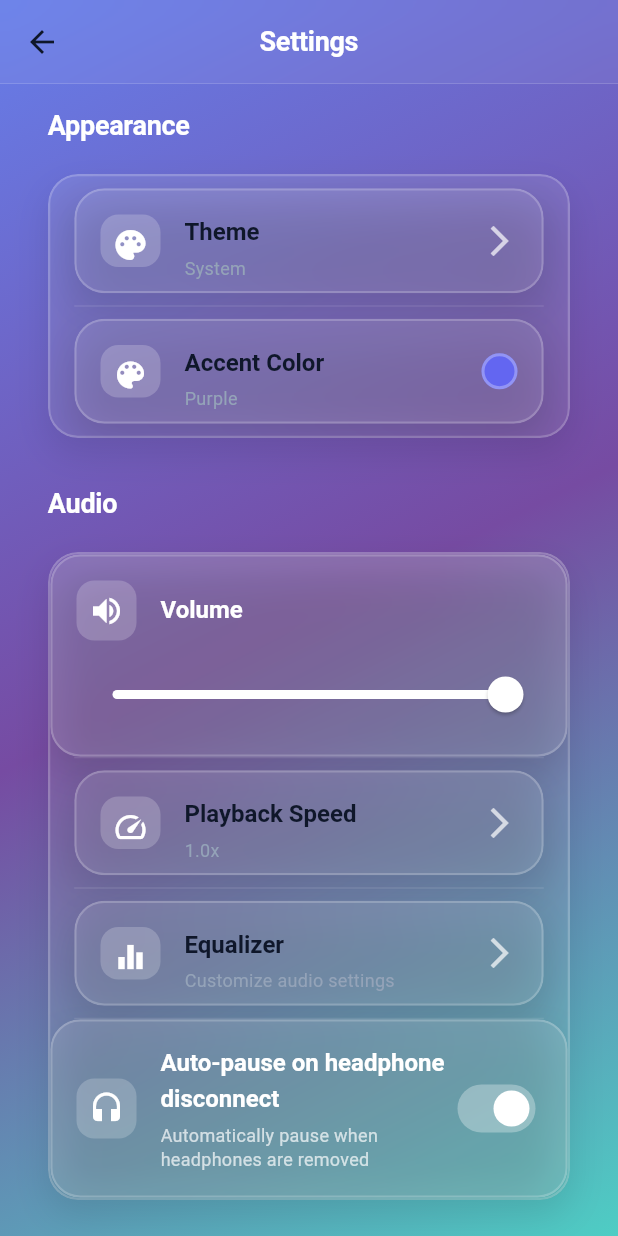
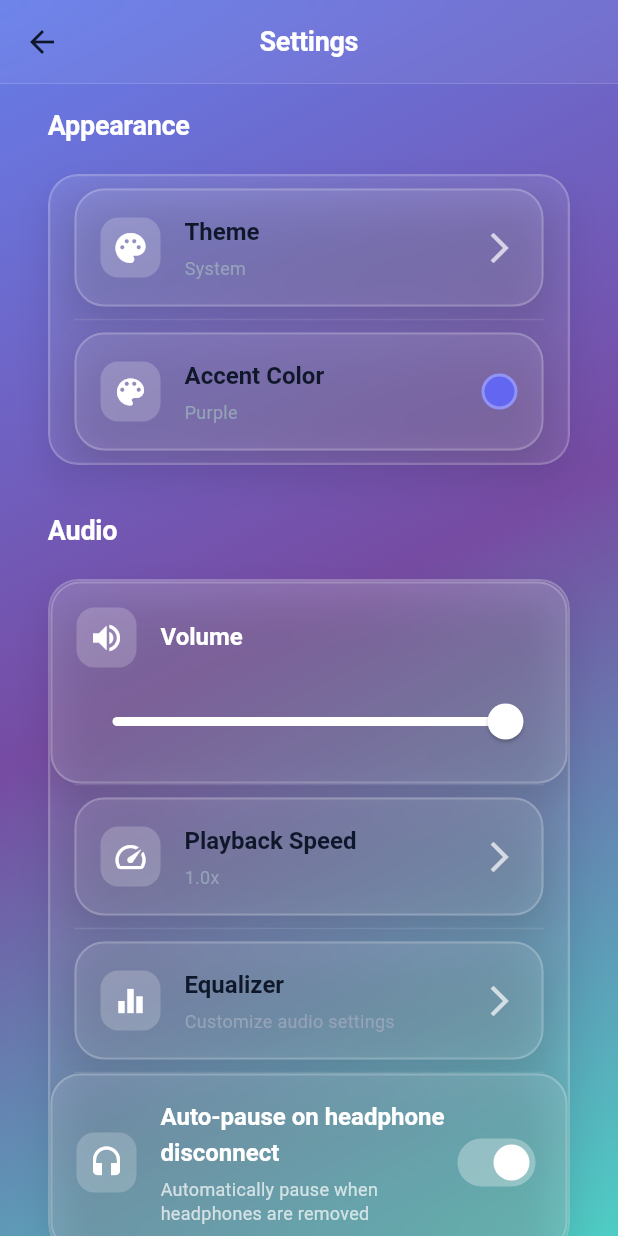
Before and after one commit to gatiella/music_app, a Flutter app: the SettingsScreen screen opened by its route, on a phone screen of 412 x 824 dp. Run offline on Flutter 3.47's test engine with Material 3 defaults, Android fonts, the phone set to English and light mode, and no system bars; our stand-ins replace audio_service, just_audio, on_audio_query, permission_handler, shared_preferences, sqflite; accounts and stored records are empty.

Commit message:
Fix: Remove fixed height from GlassContainer to prevent overflow

```diff
--- a/lib/app/glassmorphism_widgets.dart
+++ b/lib/app/glassmorphism_widgets.dart
@@ -102,7 +102,7 @@ class GlassMusicCard extends StatelessWidget {
     final theme = Theme.of(context);
 
     return GlassContainer(
-      height: height ?? 80,
+      // height removed to allow flexible sizing and prevent overflow
       margin: const EdgeInsets.symmetric(horizontal: 16, vertical: 8),
       padding: padding ?? const EdgeInsets.all(16),
       child: InkWell(
```
Also changed, not shown: .github/workflows/android-ios-adhoc.yaml (deleted), .github/workflows/android-ios-dev-manual.yaml (deleted), .github/workflows/android-ios-dev.yaml (deleted), .github/workflows/ios-dev.yaml (deleted).
